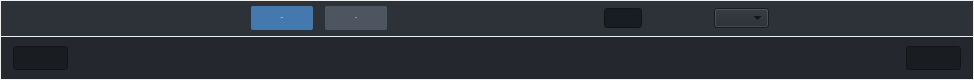
zenustech/zeno, file ui/zenoedit/timeline/ztimeline.ui: the form before one commit.
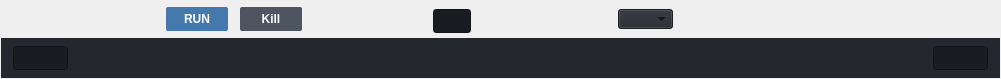
The form after the commit. Custom widgets are drawn as their Qt base class.

Patch:
```diff
--- a/ui/zenoedit/timeline/ztimeline.ui
+++ b/ui/zenoedit/timeline/ztimeline.ui
@@ -6,8 +6,8 @@
    <rect>
     <x>0</x>
     <y>0</y>
-    <width>974</width>
-    <height>80</height>
+    <width>1001</width>
+    <height>79</height>
    </rect>
   </property>
   <property name="sizePolicy">
@@ -19,13 +19,13 @@
   <property name="minimumSize">
    <size>
     <width>0</width>
-    <height>80</height>
+    <height>0</height>
    </size>
   </property>
   <property name="maximumSize">
    <size>
     <width>16777215</width>
-    <height>80</height>
+    <height>16777215</height>
    </size>
   </property>
   <property name="windowTitle">
@@ -34,7 +34,7 @@
   <property name="autoFillBackground">
    <bool>true</bool>
   </property>
-  <layout class="QVBoxLayout" name="verticalLayout" stretch="9,11">
+  <layout class="QVBoxLayout" name="verticalLayout" stretch="0,11">
    <property name="spacing">
     <number>1</number>
    </property>
@@ -51,29 +51,15 @@
     <number>1</number>
    </property>
    <item>
-    <widget class="QWidget" name="widget_2" native="true">
-     <property name="styleSheet">
-      <string notr="true">QWidget
-{
-	background-color: #2D3239;
-}
-</string>
-     </property>
-     <layout class="QHBoxLayout" name="horizontalLayout_2">
+    <layout class="QHBoxLayout" name="horizontalLayout_3" stretch="16,2,3,3,16,2,2,2,2,2,2,2,44">
       <property name="spacing">
        <number>12</number>
       </property>
-      <property name="leftMargin">
-       <number>0</number>
-      </property>
       <property name="topMargin">
-       <number>0</number>
-      </property>
-      <property name="rightMargin">
-       <number>0</number>
+      <number>6</number>
       </property>
       <property name="bottomMargin">
-       <number>0</number>
+      <number>6</number>
       </property>
       <item>
        <spacer name="horizontalSpacer_2">
@@ -133,8 +119,7 @@
         <property name="font">
          <font>
           <family>Segoe UI</family>
-          <pointsize>-1</pointsize>
-          <weight>62</weight>
+         <weight>75</weight>
           <italic>false</italic>
           <bold>true</bold>
          </font>
@@ -148,8 +133,6 @@
 	border-style:none;
 	border-radius: 2px;
 	background-color: #FF4578AC;
-	font: 12px 'Segoe UI';
-	font-weight: 500;
 	color: #FFFFFF;
 }
 
@@ -186,8 +169,7 @@
         <property name="font">
          <font>
           <family>Segoe UI</family>
-          <pointsize>-1</pointsize>
-          <weight>62</weight>
+         <weight>75</weight>
           <italic>false</italic>
           <bold>true</bold>
          </font>
@@ -201,8 +183,6 @@
 	border-style:none;
 	border-radius: 2px;
 	background-color: #FF4D5561;
-	font: 12px 'Segoe UI';
-	font-weight: 500;
 	color: #FFFFFF;
 }
 
@@ -240,7 +220,7 @@
         <property name="minimumSize">
          <size>
           <width>38</width>
-          <height>20</height>
+         <height>24</height>
          </size>
         </property>
         <property name="maximumSize">
@@ -255,12 +235,15 @@
 	background-color: #FF191D21;
 }</string>
         </property>
+       <property name="alignment">
+        <set>Qt::AlignCenter</set>
+       </property>
        </widget>
       </item>
       <item>
        <widget class="ZToolButton" name="btnBackToStart" native="true">
         <property name="sizePolicy">
-         <sizepolicy hsizetype="Maximum" vsizetype="Maximum">
+        <sizepolicy hsizetype="Fixed" vsizetype="Fixed">
           <horstretch>0</horstretch>
           <verstretch>0</verstretch>
          </sizepolicy>
@@ -276,7 +259,7 @@
       <item>
        <widget class="ZToolButton" name="btnBackward" native="true">
         <property name="sizePolicy">
-         <sizepolicy hsizetype="Maximum" vsizetype="Maximum">
+        <sizepolicy hsizetype="Fixed" vsizetype="Fixed">
           <horstretch>0</horstretch>
           <verstretch>0</verstretch>
          </sizepolicy>
@@ -292,7 +275,7 @@
       <item>
        <widget class="ZToolButton" name="btnPlay" native="true">
         <property name="sizePolicy">
-         <sizepolicy hsizetype="Maximum" vsizetype="Maximum">
+        <sizepolicy hsizetype="Fixed" vsizetype="Fixed">
           <horstretch>0</horstretch>
           <verstretch>0</verstretch>
          </sizepolicy>
@@ -307,6 +290,12 @@
       </item>
       <item>
        <widget class="ZToolButton" name="btnForward" native="true">
+       <property name="sizePolicy">
+        <sizepolicy hsizetype="Fixed" vsizetype="Fixed">
+         <horstretch>0</horstretch>
+         <verstretch>0</verstretch>
+        </sizepolicy>
+       </property>
         <property name="maximumSize">
          <size>
           <width>24</width>
@@ -318,7 +307,7 @@
       <item>
        <widget class="ZToolButton" name="btnForwardToEnd" native="true">
         <property name="sizePolicy">
-         <sizepolicy hsizetype="Maximum" vsizetype="Maximum">
+        <sizepolicy hsizetype="Fixed" vsizetype="Fixed">
           <horstretch>0</horstretch>
           <verstretch>0</verstretch>
          </sizepolicy>
@@ -334,7 +323,7 @@
       <item>
        <widget class="QComboBox" name="comboBox">
         <property name="sizePolicy">
-         <sizepolicy hsizetype="Maximum" vsizetype="Maximum">
+        <sizepolicy hsizetype="Fixed" vsizetype="Fixed">
           <horstretch>0</horstretch>
           <verstretch>0</verstretch>
          </sizepolicy>
@@ -375,10 +364,27 @@
        </spacer>
       </item>
      </layout>
-    </widget>
    </item>
    <item>
     <widget class="QWidget" name="widget" native="true">
+     <property name="sizePolicy">
+      <sizepolicy hsizetype="Preferred" vsizetype="Fixed">
+       <horstretch>0</horstretch>
+       <verstretch>0</verstretch>
+      </sizepolicy>
+     </property>
+     <property name="minimumSize">
+      <size>
+       <width>0</width>
+       <height>0</height>
+      </size>
+     </property>
+     <property name="maximumSize">
+      <size>
+       <width>16777215</width>
+       <height>16777215</height>
+      </size>
+     </property>
      <property name="styleSheet">
       <string notr="true">QWidget
 {
@@ -394,13 +400,13 @@
        <number>12</number>
       </property>
       <property name="topMargin">
-       <number>0</number>
+       <number>8</number>
       </property>
       <property name="rightMargin">
        <number>12</number>
       </property>
       <property name="bottomMargin">
-       <number>0</number>
+       <number>8</number>
       </property>
       <item>
        <widget class="QLineEdit" name="editFrom">
@@ -434,6 +440,12 @@
       </item>
       <item>
        <widget class="ZSlider" name="timeliner" native="true">
+        <property name="sizePolicy">
+         <sizepolicy hsizetype="Preferred" vsizetype="Fixed">
+          <horstretch>0</horstretch>
+          <verstretch>0</verstretch>
+         </sizepolicy>
+        </property>
         <property name="minimumSize">
          <size>
           <width>0</width>
@@ -445,7 +457,7 @@
       <item>
        <widget class="QLineEdit" name="editTo">
         <property name="sizePolicy">
-         <sizepolicy hsizetype="Fixed" vsizetype="Fixed">
+         <sizepolicy hsizetype="Fixed" vsizetype="Expanding">
           <horstretch>0</horstretch>
           <verstretch>0</verstretch>
          </sizepolicy>
@@ -453,13 +465,13 @@
         <property name="minimumSize">
          <size>
           <width>55</width>
-          <height>24</height>
+          <height>0</height>
          </size>
         </property>
         <property name="maximumSize">
          <size>
           <width>55</width>
-          <height>24</height>
+          <height>16777215</height>
          </size>
         </property>
         <property name="baseSize">
```
Left out of the diff: 4 changed lines with no effect on the pictures. Lines whose indentation alone changed are shown as unchanged.
